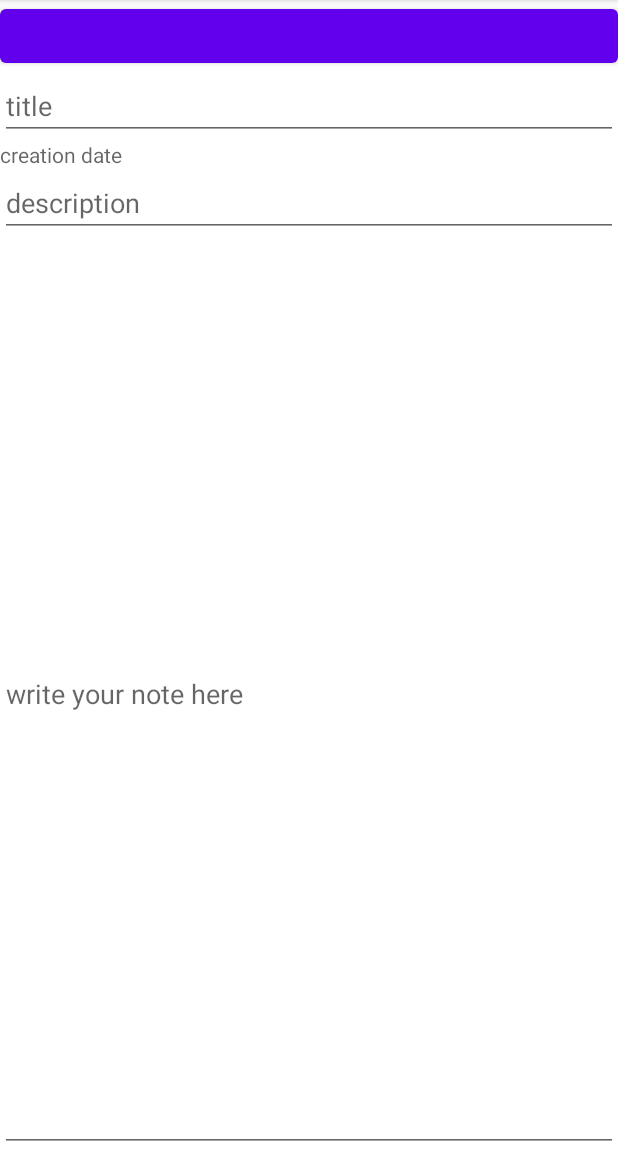
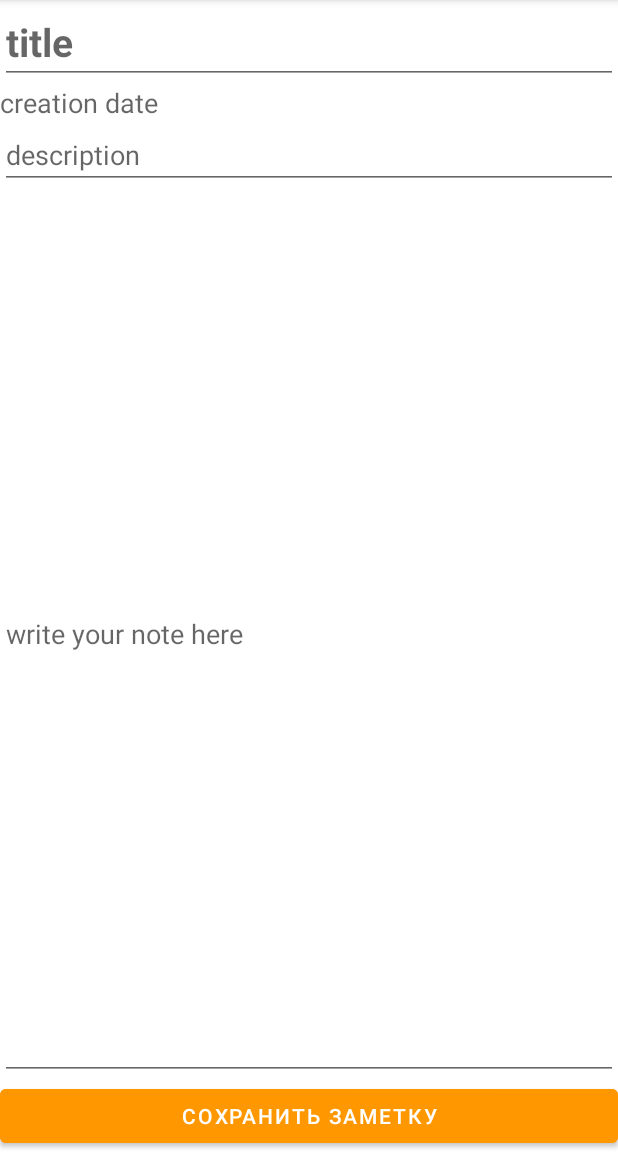
Before and after one commit to BaranovaElena/Notes, an Android app: the fragment OneNoteFragment placed in its activity, on a phone screen of 412 x 824 dp, the part 84-1236 px from its top. Run offline under Robolectric (Android 15) with nearby library versions, the phone set to English and light mode, and no system bars; 4 statements that could not run were skipped.

Commit message:
украшательства интерфейса

```diff
--- a/app/src/main/java/com/example/notes/NotesFragment.java
+++ b/app/src/main/java/com/example/notes/NotesFragment.java
@@ -3,6 +3,7 @@ package com.example.notes;
 import android.os.Bundle;
 
 import androidx.annotation.NonNull;
+import androidx.core.content.ContextCompat;
 import androidx.fragment.app.Fragment;
 
 import android.text.Html;
@@ -10,9 +11,9 @@ import android.view.Gravity;
 import android.view.LayoutInflater;
 import android.view.View;
 import android.view.ViewGroup;
-import android.widget.Button;
 import android.widget.LinearLayout;
-import android.widget.TextView;
+
+import com.google.android.material.button.MaterialButton;
 
 public class NotesFragment extends Fragment {
     private final NoteEntity[] notes = {
@@ -23,8 +24,6 @@ public class NotesFragment extends Fragment {
             new NoteEntity("Note5", "fifth note", "24.05.2021", "my fifth note")};
 
     private LinearLayout layoutNotesList;
-
-    NotesFragment() {}
 
     @Override
     public void onCreate(Bundle savedInstanceState) {
@@ -47,15 +46,24 @@ public class NotesFragment extends Fragment {
 
     private void initNotesList() {
         for (NoteEntity note : notes) {
-            TextView textView = new TextView(getContext());
+            MaterialButton button = new MaterialButton(requireContext());
 
-            textView.setText(Html.fromHtml("<b>"+note.getTitle()+"</b>\t("+note.getDate()+")"));
-            textView.setTextSize(getResources().getDimension(R.dimen.note_list_text_size));
-            textView.setGravity(Gravity.CENTER);
-            textView.setOnClickListener(v ->
+            setButtonProperties(button);
+            button.setText(Html.fromHtml("<b>"+note.getTitle()+"</b>\t("+note.getDate()+")"));
+            button.setOnClickListener(v ->
                 ((Controller) requireActivity()).openNoteScreen(note));
-            layoutNotesList.addView(textView);
+
+            layoutNotesList.addView(button);
         }
+    }
+
+    private void setButtonProperties(MaterialButton button) {
+        button.setBackgroundColor(ContextCompat.getColor(requireContext(), R.color.background));
+        button.setStrokeWidthResource(R.dimen.button_stroke_width);
+        button.setStrokeColorResource(R.color.button_stroke);
+        button.setTextSize(getResources().getDimension(R.dimen.note_list_text_size));
+        button.setTextColor(ContextCompat.getColor(requireContext(), R.color.button_text));
+        button.setGravity(Gravity.CENTER);
     }
 
     interface Controller {
--- a/app/src/main/res/layout/activity_main.xml
+++ b/app/src/main/res/layout/activity_main.xml
@@ -7,12 +7,6 @@
     android:orientation="vertical"
     tools:context=".MainActivity">
 
-    <Button
-        android:layout_width="match_parent"
-        android:layout_height="wrap_content">
-
-    </Button>
-
     <FrameLayout
         android:id="@+id/layout_notes_list"
         android:layout_width="match_parent"
--- a/app/src/main/res/layout/fragment_notes.xml
+++ b/app/src/main/res/layout/fragment_notes.xml
@@ -3,9 +3,12 @@
     android:id="@+id/fragment_notes_layout"
     xmlns:android="http://schemas.android.com/apk/res/android"
     xmlns:tools="http://schemas.android.com/tools"
-    android:layout_width="match_parent"
-    android:layout_height="match_parent"
-    android:orientation="vertical"
+    style="@style/linear_container"
     tools:context=".NotesFragment">
 
+    <com.google.android.material.button.MaterialButton
+        android:id="@+id/button_create_new_note"
+        style="@style/style_button_create_note">
+    </com.google.android.material.button.MaterialButton>
+
 </LinearLayout>
--- a/app/src/main/res/layout/fragment_one_note.xml
+++ b/app/src/main/res/layout/fragment_one_note.xml
@@ -2,33 +2,29 @@
 <LinearLayout
     xmlns:android="http://schemas.android.com/apk/res/android"
     xmlns:tools="http://schemas.android.com/tools"
-    android:layout_width="match_parent"
-    android:layout_height="match_parent"
-    android:orientation="vertical"
-    android:background="@color/background"
+    style="@style/linear_container"
     tools:context=".OneNoteFragment">
 
     <com.google.android.material.textfield.TextInputEditText
         android:id="@+id/title_edit_text"
-        android:layout_width="match_parent"
-        android:layout_height="wrap_content"
-        android:hint="@string/title_hint"/>
+        style="@style/field_title" />
 
     <TextView
         android:id="@+id/creation_date_text_view"
-        android:layout_width="match_parent"
-        android:layout_height="wrap_content"
+        style="@style/field_default"
         android:hint="@string/creation_date_hint"/>
 
     <com.google.android.material.textfield.TextInputEditText
         android:id="@+id/description_edit_text"
-        android:layout_width="match_parent"
-        android:layout_height="wrap_content"
+        style="@style/field_default"
         android:hint="@string/description_hint"/>
 
     <com.google.android.material.textfield.TextInputEditText
         android:id="@+id/note_edit_text"
-        android:layout_width="match_parent"
-        android:layout_height="match_parent"
-        android:hint="@string/write_your_note_here_hint"/>
+        style="@style/field_text" />
+
+    <com.google.android.material.button.MaterialButton
+        android:id="@+id/button_save"
+        style="@style/style_button_save_note">
+    </com.google.android.material.button.MaterialButton>
 </LinearLayout>
--- a/app/src/main/res/values-night/colors.xml
+++ b/app/src/main/res/values-night/colors.xml
@@ -1,4 +1,6 @@
 <?xml version="1.0" encoding="utf-8"?>
 <resources>
     <color name="background">@color/black</color>
+    <color name="button_stroke">#A1A1A1</color>
+    <color name="button_text">@color/white</color>
 </resources>
--- a/app/src/main/res/values/arrays.xml
+++ /dev/null
@@ -1,10 +0,0 @@
-<?xml version="1.0" encoding="utf-8"?>
-<resources>
-    <string-array name="notes_titles">
-        <item>note1</item>
-        <item>note2</item>
-        <item>note3</item>
-        <item>note4</item>
-        <item>note5</item>
-    </string-array>
-</resources>
--- a/app/src/main/res/values/colors.xml
+++ b/app/src/main/res/values/colors.xml
@@ -9,4 +9,7 @@
     <color name="white">#FFFFFFFF</color>
 
     <color name="background">@color/white</color>
+    <color name="button_stroke">#606060</color>
+    <color name="button_text">@color/black</color>
+    <color name="create_button_background">#FF9800</color>
 </resources>
--- a/app/src/main/res/values/dimens.xml
+++ b/app/src/main/res/values/dimens.xml
@@ -1,4 +1,9 @@
 <?xml version="1.0" encoding="utf-8"?>
 <resources>
-    <dimen name="note_list_text_size">12sp</dimen>
+    <dimen name="note_list_text_size">7sp</dimen>
+    <dimen name="button_stroke_width">3dp</dimen>
+
+    <!-- fragment_one_note -->
+    <dimen name="title_text_size">26sp</dimen>
+    <dimen name="default_text_size">18sp</dimen>
 </resources>
--- a/app/src/main/res/values/strings.xml
+++ b/app/src/main/res/values/strings.xml
@@ -6,4 +6,6 @@
     <string name="creation_date_hint">creation date</string>
     <string name="description_hint">description</string>
     <string name="write_your_note_here_hint">write your note here</string>
+    <string name="create_new_note">Создать новую заметку</string>
+    <string name="save_note">Сохранить заметку</string>
 </resources>
--- /dev/null
+++ b/app/src/main/res/values/styles.xml
@@ -0,0 +1,35 @@
+<?xml version="1.0" encoding="utf-8"?>
+<resources>
+    <style name="linear_container">
+        <item name="android:layout_width">match_parent</item>
+        <item name="android:layout_height">match_parent</item>
+        <item name="android:orientation">vertical</item>
+        <item name="android:background">@color/background</item>
+    </style>
+
+    <style name="style_button_create_note">
+        <item name="android:layout_width">match_parent</item>
+        <item name="android:layout_height">wrap_content</item>
+        <item name="android:backgroundTint">@color/create_button_background</item>
+        <item name="android:text">@string/create_new_note</item>
+    </style>
+    <style name="style_button_save_note" parent="style_button_create_note">
+        <item name="android:text">@string/save_note</item>
+    </style>
+
+    <style name="field_default">
+        <item name="android:layout_width">match_parent</item>
+        <item name="android:layout_height">wrap_content</item>
+        <item name="android:textSize">@dimen/default_text_size</item>
+    </style>
+    <style name="field_title" parent="field_default">
+        <item name="android:textSize">@dimen/title_text_size</item>
+        <item name="android:textStyle">bold</item>
+        <item name="android:hint">@string/title_hint</item>
+    </style>
+    <style name="field_text" parent="field_default">
+        <item name="android:layout_weight">1</item>
+        <item name="android:hint">@string/write_your_note_here_hint</item>
+    </style>
+
+</resources>
```
